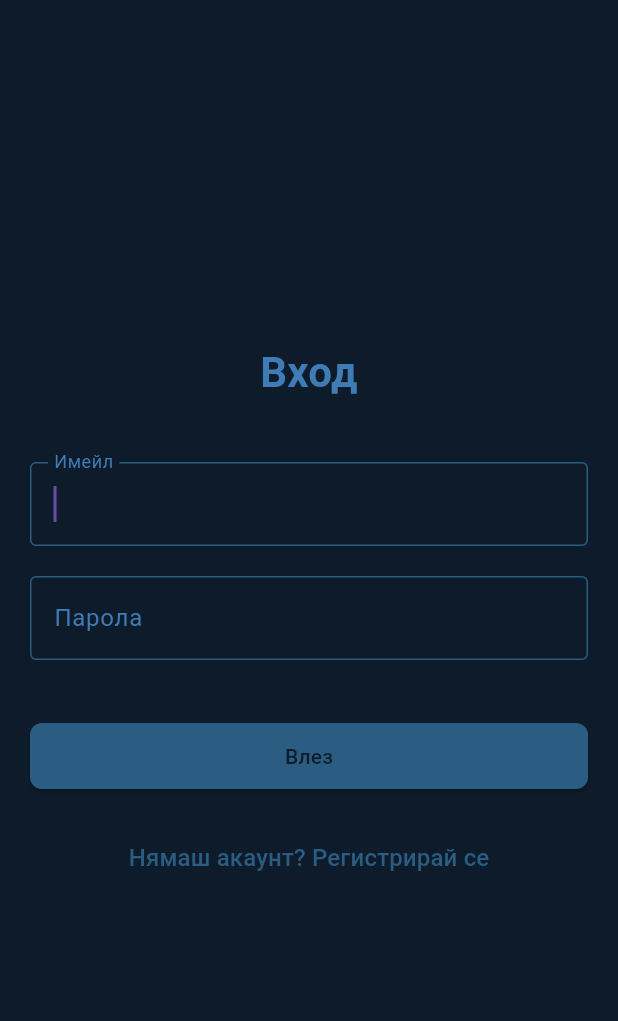
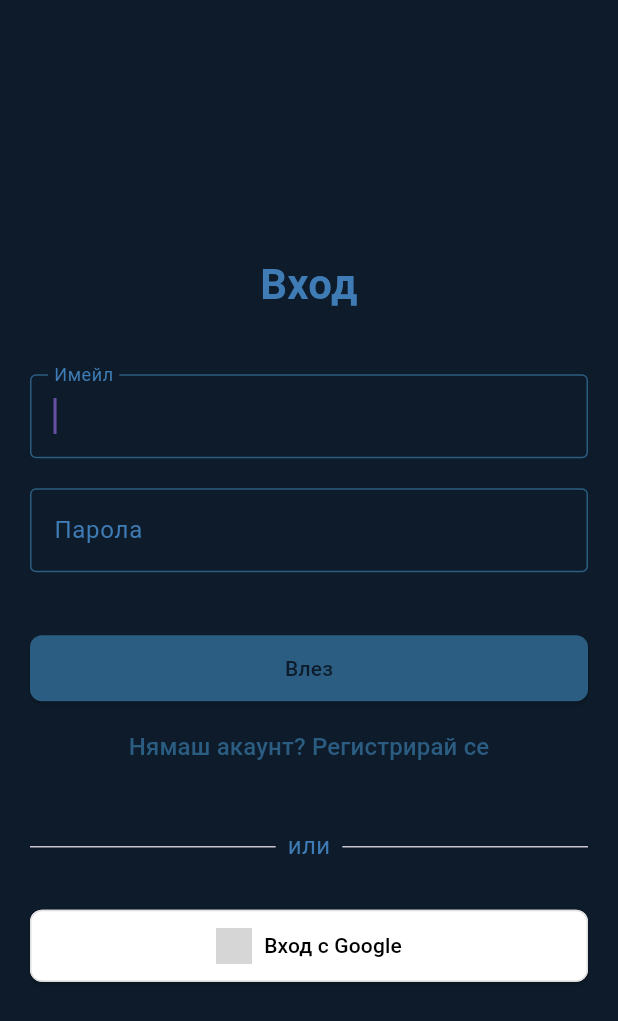
Before and after one commit to HristoSotirov/discover_bulgaria, a Flutter app: the screen it shows after launch, after a tap on "Светъл режим", after a tap on "Продължи", on a phone screen of 412 x 824 dp. Shown: the top 1021 px of the screen. Run offline on Flutter 3.47's test engine with Material 3 defaults, Android fonts, the phone set to English and light mode, and no system bars; our stand-ins replace geolocator, google_maps_flutter, shared_preferences, supabase_flutter; accounts and stored records are empty; network calls fail; grey boxes are pictures that could not be loaded.

Commit message:
login with google

```diff
--- a/lib/screens/login_screen.dart
+++ b/lib/screens/login_screen.dart
@@ -2,10 +2,10 @@ import 'package:flutter/material.dart';
 import 'package:discover_bulgaria/config/preferences_manager.dart';
 import 'package:discover_bulgaria/screens/register_screen.dart';
 import 'package:discover_bulgaria/services/user_service.dart';
-import 'package:discover_bulgaria/screens/user_screen.dart';
 import 'package:discover_bulgaria/screens/admin_screen.dart';
 import 'package:discover_bulgaria/models/enums/user_type.dart';
 import 'package:discover_bulgaria/screens/main_navigation_screen.dart';
+import 'package:supabase_flutter/supabase_flutter.dart';
 
 
 class LoginScreen extends StatefulWidget {
@@ -44,7 +44,6 @@ class _LoginScreenState extends State<LoginScreen> {
             builder: (context) => user.userType == UserType.admin
                 ? AdminScreen(userId: user.id!, initialUserData: user)
                 : MainNavigationScreen(user: user),
-
           ),
         );
       }
@@ -58,6 +57,21 @@ class _LoginScreenState extends State<LoginScreen> {
       if (mounted) {
         setState(() => _isLoading = false);
       }
+    }
+  }
+
+  Future<void> signInWithGoogle(BuildContext context) async {
+    try {
+      final supabase = Supabase.instance.client;
+
+      await supabase.auth.signInWithOAuth(
+        OAuthProvider.google,
+        redirectTo: 'io.supabase.flutter://login-callback/',
+      );
+    } catch (e) {
+      ScaffoldMessenger.of(context).showSnackBar(
+        SnackBar(content: Text('Грешка при Google вход: $e')),
+      );
     }
   }
 
@@ -78,18 +92,22 @@ class _LoginScreenState extends State<LoginScreen> {
               _prefsManager.translate('Моля, попълнете всички полета'),
             ]),
             builder: (context, snapshot) {
-              if (!snapshot.hasData) return Center(
-                child: CircularProgressIndicator(
-                  color: _prefsManager.currentColors['button']
-                ),
-              );
+              if (!snapshot.hasData) {
+                return Center(
+                  child: CircularProgressIndicator(
+                    color: _prefsManager.currentColors['button'],
+                  ),
+                );
+              }
 
               final texts = snapshot.data as List<String>;
+
               return Column(
                 mainAxisAlignment: MainAxisAlignment.center,
                 crossAxisAlignment: CrossAxisAlignment.stretch,
                 children: [
-                  Text(texts[0],
+                  Text(
+                    texts[0],
                     style: _prefsManager.currentStyles['headingLarge'],
                     textAlign: TextAlign.center,
                   ),
@@ -160,7 +178,7 @@ class _LoginScreenState extends State<LoginScreen> {
                         ? CircularProgressIndicator(color: _prefsManager.currentColors['background'])
                         : Text(texts[3]),
                   ),
-                  SizedBox(height: 20),
+                  SizedBox(height: 5),
                   TextButton(
                     onPressed: () {
                       Navigator.pushReplacement(
@@ -175,6 +193,40 @@ class _LoginScreenState extends State<LoginScreen> {
                       ),
                     ),
                   ),
+                  SizedBox(height: 30),
+                  Row(
+                    children: [
+                      Expanded(child: Divider(thickness: 1)),
+                      Padding(
+                        padding: const EdgeInsets.symmetric(horizontal: 8.0),
+                        child: Text(
+                          'или',
+                          style: _prefsManager.currentStyles['bodyRegular'],
+                        ),
+                      ),
+                      Expanded(child: Divider(thickness: 1)),
+                    ],
+                  ),
+                  SizedBox(height: 30),
+                  ElevatedButton.icon(
+                    icon: Image.network(
+                      'https://img.icons8.com/color/512/google-logo.png',
+                      height: 24,
+                      width: 24,
+                    ),
+                    label: Text('Вход с Google'),
+                    style: ElevatedButton.styleFrom(
+                      backgroundColor: Colors.white,
+                      foregroundColor: Colors.black,
+                      padding: EdgeInsets.symmetric(horizontal: 16, vertical: 12),
+                      shape: RoundedRectangleBorder(
+                        borderRadius: BorderRadius.circular(8),
+                        side: BorderSide(color: Colors.grey.shade300),
+                      ),
+                    ),
+                    onPressed: () => signInWithGoogle(context),
+                  ),
+
                 ],
               );
             },
--- a/pubspec.yaml
+++ b/pubspec.yaml
@@ -19,6 +19,7 @@ dependencies:
   google_maps_flutter: ^2.5.0
   geolocator: ^11.0.0
   url_launcher: ^6.2.5
+  uni_links: ^0.5.1
 
   crypto: ^3.0.3
 
```
Also changed, not shown: pubspec.lock, 1 other file.
